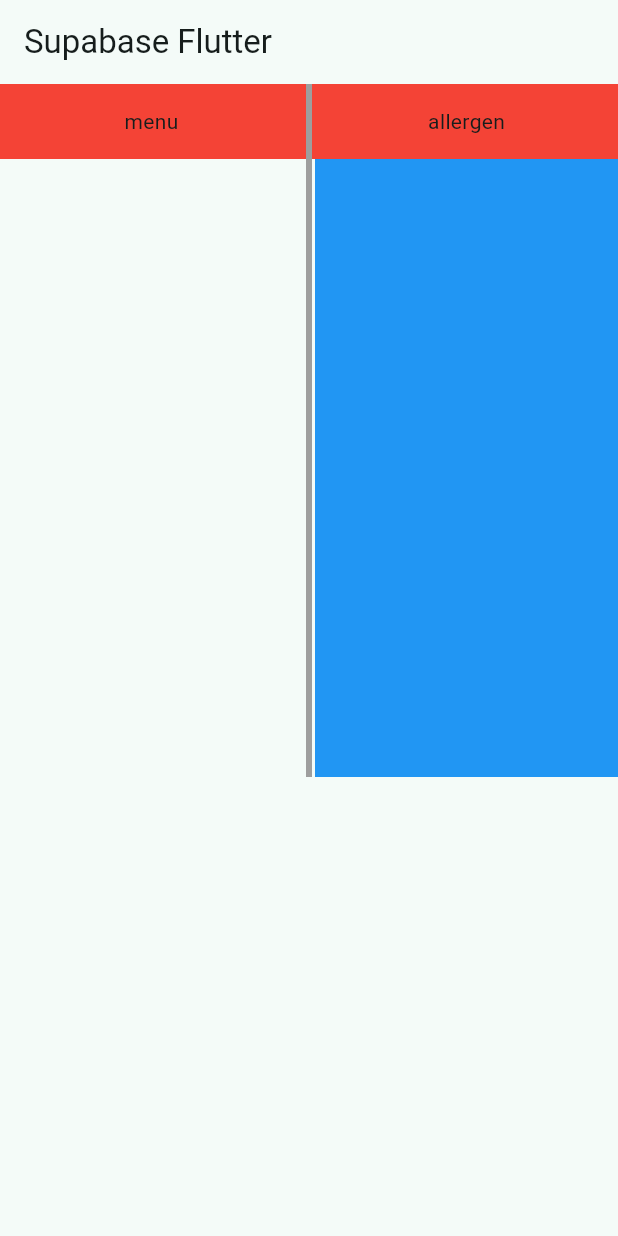
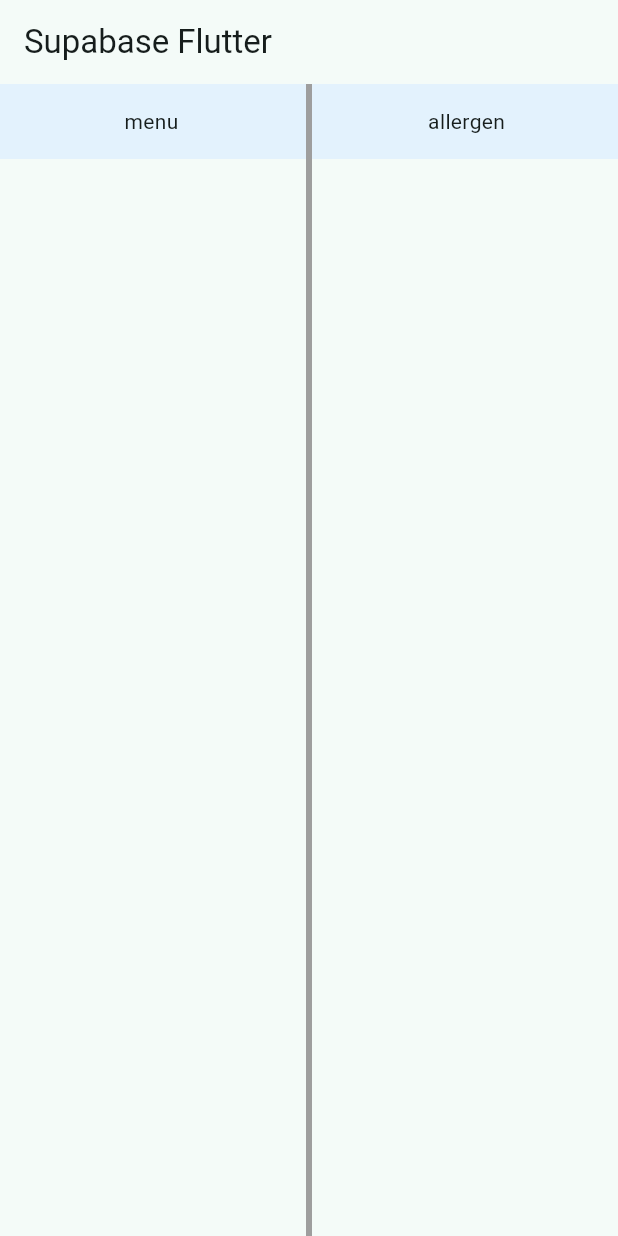
Before and after one commit to Pregum/supabase_intermediate_table_pracetice_flutter, a Flutter app: the screen it shows after launch, on a phone screen of 412 x 824 dp. Run offline on Flutter 3.47's test engine with Material 3 defaults, Android fonts, the phone set to English and light mode, and no system bars; our stand-ins replace flutter_dotenv, supabase_flutter; accounts and stored records are empty; statements that could not run were skipped.

Commit message:
update: レイアウト調子
* 画面下部が見切れないように修正

```diff
--- a/lib/home_page.dart
+++ b/lib/home_page.dart
@@ -1,4 +1,6 @@
 import 'package:flutter/material.dart';
+import 'package:supabase_intermediate_table_pracetice_flutter/allergen.dart';
+import 'package:supabase_intermediate_table_pracetice_flutter/allergen_util.dart';
 import 'package:supabase_intermediate_table_pracetice_flutter/main.dart';
 import 'package:supabase_intermediate_table_pracetice_flutter/menu.dart';
 import 'package:supabase_intermediate_table_pracetice_flutter/menus_util.dart';
@@ -16,7 +18,7 @@
         children: [
           Container(
             height: 50,
-            color: Colors.red,
+            color: Theme.of(context).secondaryHeaderColor,
             child: const Row(
               children: [
                 Expanded(child: Center(child: Text('menu'))),
@@ -31,16 +33,13 @@
               ],
             ),
           ),
-          SizedBox(
-            height: MediaQuery.sizeOf(context).height * 0.5,
+          Expanded(
             child: Row(
               children: [
                 Expanded(
-                  child: Center(
                   child: FutureBuilder<List<Menu>>(
                     builder: (context, snapshot) {
-                        if (snapshot.connectionState ==
-                            ConnectionState.waiting) {
+                      if (snapshot.connectionState == ConnectionState.waiting) {
                         return const CircularProgressIndicator.adaptive();
                       }
 
@@ -53,7 +52,6 @@
                     future: getMenus(),
                   ),
                 ),
-                ),
                 const SizedBox(
                   width: 8,
                   child: VerticalDivider(
@@ -62,8 +60,21 @@
                   ),
                 ),
                 Expanded(
-                  child: Container(
-                    color: Colors.blue,
+                  child: FutureBuilder<List<Allergen>>(
+                    builder: (context, snapshot) {
+                      if (snapshot.connectionState ==
+                          ConnectionState.waiting) {
+                        return const CircularProgressIndicator.adaptive();
+                      }
+
+                      final allergens = snapshot.data;
+                      if (allergens == null) {
+                        return const Center(
+                            child: Text('No allergens found'));
+                      }
+                      return _buildAllergenList(allergens);
+                    },
+                    future: getAllergens(),
                   ),
                 )
               ],
@@ -74,9 +85,8 @@
     );
   }
 
-  _buildMenuList(List<Menu> menus) {
+  Widget _buildMenuList(List<Menu> menus) {
     return ListView.builder(
-      // shrinkWrap: true,
       itemBuilder: (context, index) {
         final menu = menus[index];
         return ListTile(
@@ -90,4 +100,21 @@
       itemCount: menus.length,
     );
   }
+
+  Widget _buildAllergenList(List<Allergen> allergens) {
+    return ListView.builder(
+      itemBuilder: (context, index) {
+        final allergen = allergens[index];
+        return ListTile(
+          onTap: () {
+            debugPrint('tapped: ${allergen.typeName}');
+          },
+          leading: Text(allergen.id.toString()),
+          title: Text(allergen.typeName),
+          subtitle: Text(allergen.createdAt.toIso8601String()),
+        );
+      },
+      itemCount: allergens.length,
+    );
   }
+}
```
Also changed, not shown: lib/allergen_util.dart (added, +19 -0 lines). Lines whose indentation alone changed are shown as unchanged.
